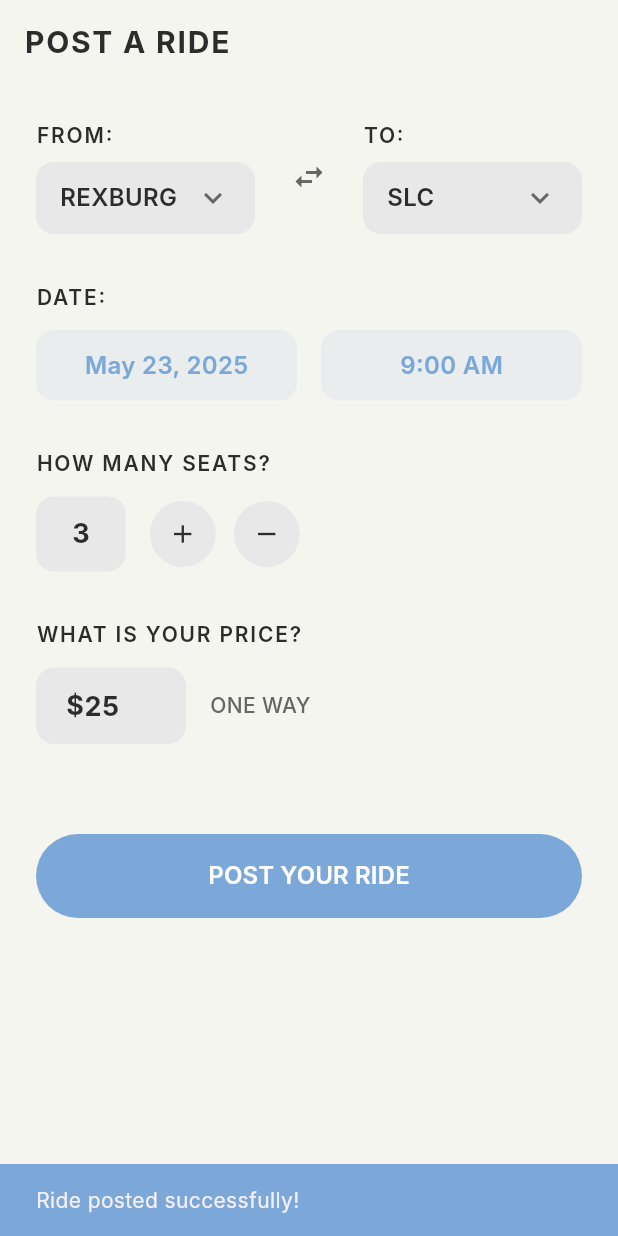
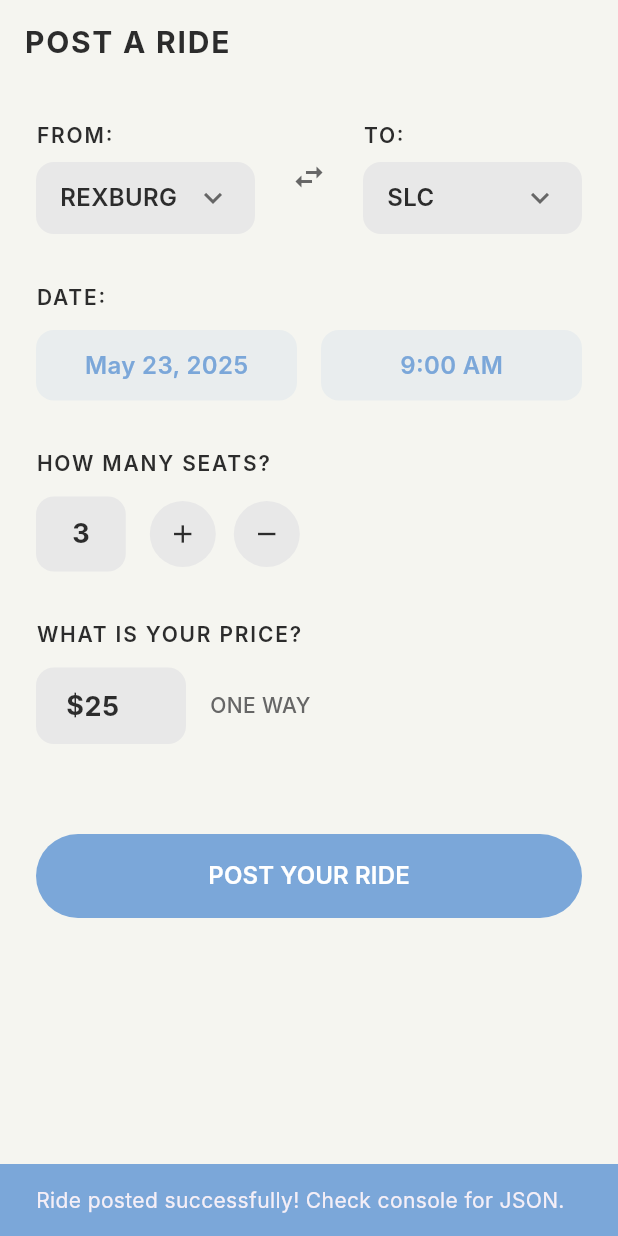
Before and after one commit to garysibanda/rideshare, a Flutter app: the PostRideScreen screen opened directly, after a tap on "POST YOUR RIDE", on a phone screen of 412 x 824 dp. Run offline on Flutter 3.47's test engine with Material 3 defaults, Android fonts, the phone set to English and light mode, and no system bars; Roboto replaces fonts that are missing (Inter).

Commit message:
latest update since meet up

```diff
--- a/lib/screens/rides/post_ride_screen.dart
+++ b/lib/screens/rides/post_ride_screen.dart
@@ -1,3 +1,4 @@
+import 'dart:convert';
 import 'package:flutter/material.dart';
 import '../../utils/app_colors.dart';
 import '../../widgets/custom_button.dart';
@@ -59,6 +60,7 @@ class _PostRideScreenState extends State<PostRideScreen> {
                   ),
                 ),
                 const SizedBox(width: 16),
+                // Swap icon
                 Container(
                   padding: const EdgeInsets.all(8),
                   child: Icon(
@@ -438,20 +440,90 @@ class _PostRideScreenState extends State<PostRideScreen> {
   }
 
   void _postRide() {
-    print('Posting ride:');
-    print('From: $_fromLocation');
-    print('To: $_toLocation');
-    print('Date: ${_formatDate(_selectedDate)}');
-    print('Time: ${_formatTime(_selectedTime)}');
-    print('Seats: $_seatCount');
-    print('Price: \$$_price');
+    // Create JSON schema matching backend format exactly
+    final rideData = {
+      "startlocation": {
+        "coordinates": _getCoordinatesString(_fromLocation),
+        "address": {
+          "line1": "", // Will be filled by Google Maps API
+          "line2": "", // Will be filled by Google Maps API
+          "city": _fromLocation,
+          "state": _getStateForCity(_fromLocation),
+          "zip": "" // Will be filled by Google Maps API
+        }
+      },
+      "endLocation": {
+        "coordinates": _getCoordinatesString(_toLocation),
+        "address": {
+          "line1": "", // Will be filled by Google Maps API
+          "line2": "", // Will be filled by Google Maps API
+          "city": _toLocation,
+          "state": _getStateForCity(_toLocation),
+          "zip": "" // Will be filled by Google Maps API
+        }
+      },
+      "customRadius": 10.0, // Default radius in miles/km
+      "tripTime": _getTripTimeString()
+    };
 
+    // Convert to JSON string
+    final jsonString = jsonEncode(rideData);
+
+    print('=== POST RIDE JSON FOR BACKEND (Schema 1.1.1.6.5) ===');
+    print(jsonString);
+    print('=== END JSON ===');
+
+    // Show success message
     ScaffoldMessenger.of(context).showSnackBar(
       const SnackBar(
-        content: Text('Ride posted successfully!'),
+        content: Text('Ride posted successfully! Check console for JSON.'),
         backgroundColor: AppColors.primary,
       ),
     );
+
+    // TODO: Send to backend API
+    // _sendToBackend(rideData);
+  }
+
+  // Helper function to get coordinates as string format
+  String _getCoordinatesString(String city) {
+    final coordinates = {
+      'REXBURG': '43.8260,-111.7897',
+      'SLC': '40.7608,-111.8910',
+      'POCATELLO': '42.8746,-112.4455',
+      'IDAHO FALLS': '43.4666,-112.0340',
+      'PROVO': '40.2338,-111.6585',
+      'BOISE': '43.6150,-116.2023',
+    };
+
+    return coordinates[city] ?? '0.0,0.0';
+  }
+
+  // Helper function to get state abbreviation
+  String _getStateForCity(String city) {
+    final cityStates = {
+      'REXBURG': 'ID',
+      'SLC': 'UT',
+      'POCATELLO': 'ID',
+      'IDAHO FALLS': 'ID',
+      'PROVO': 'UT',
+      'BOISE': 'ID',
+    };
+
+    return cityStates[city] ?? 'ID';
+  }
+
+  // Helper function to format trip time as ISO string
+  String _getTripTimeString() {
+    final tripDateTime = DateTime(
+      _selectedDate.year,
+      _selectedDate.month,
+      _selectedDate.day,
+      _selectedTime.hour,
+      _selectedTime.minute,
+    );
+
+    return tripDateTime.toIso8601String();
   }
 
   @override
```
